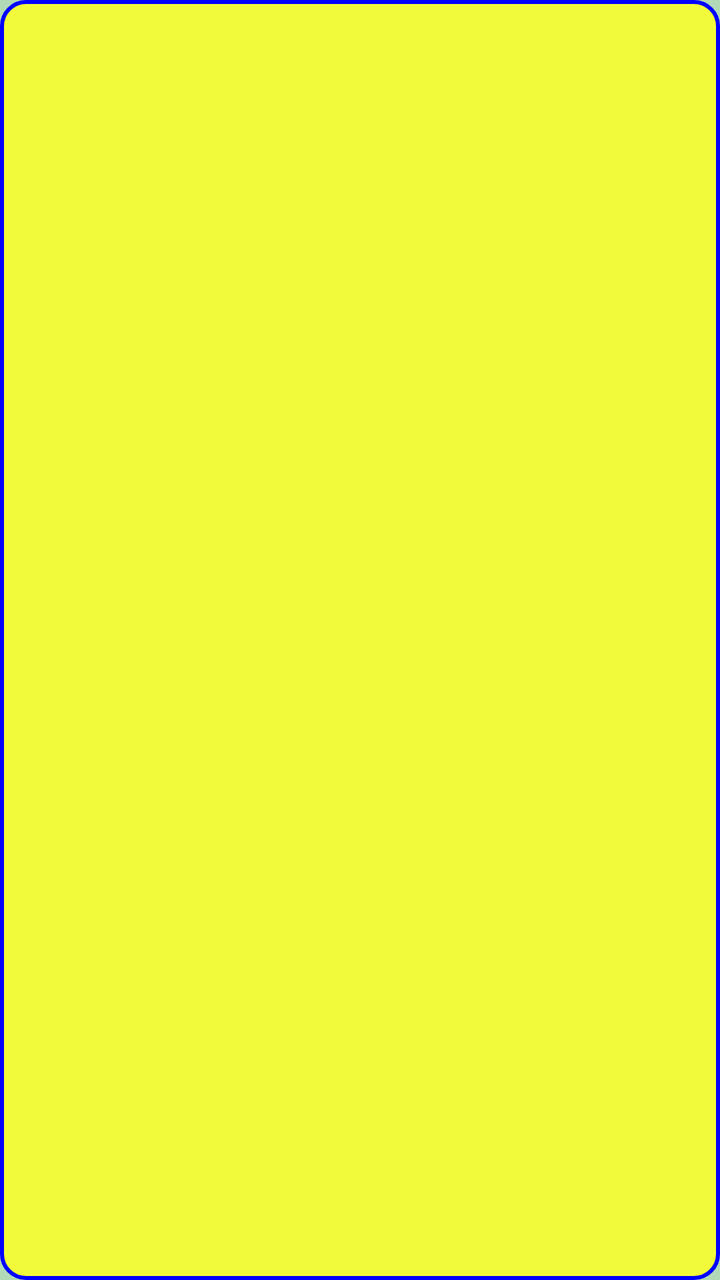
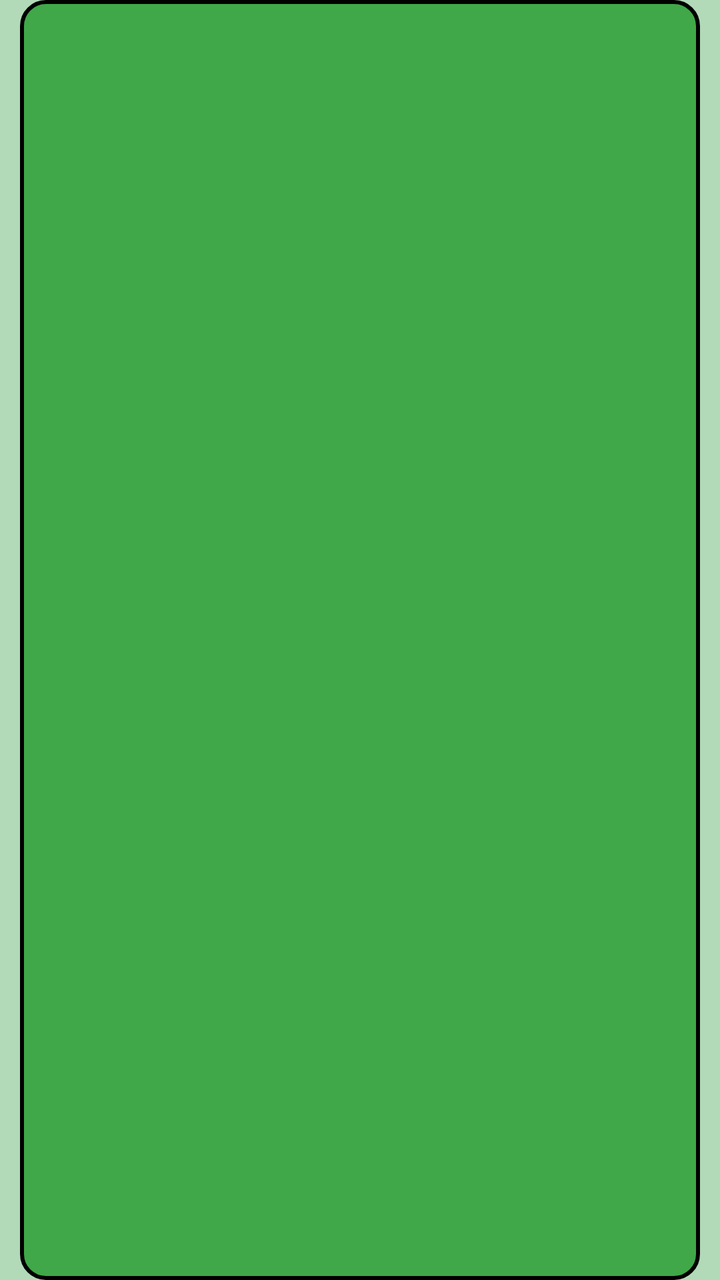

Screens rendered from an Android XML layout before and after an edit, with the pre-edit source and the edit as a unified diff.
<!-- AndroidManifest.xml: application theme Theme.LocationTracer -->
<!-- res/layout/list_item.xml -->
<?xml version="1.0" encoding="utf-8"?>
<LinearLayout xmlns:android="http://schemas.android.com/apk/res/android"
    android:layout_width="match_parent"
    android:layout_height="wrap_content"
    android:orientation="vertical">

    <LinearLayout
        android:layout_width="match_parent"
        android:layout_height="match_parent"
        android:background="@drawable/item_border"
        android:orientation="vertical">

        <LinearLayout
            android:layout_width="434dp"
            android:layout_height="wrap_content"
            android:orientation="horizontal">

            <TextView
                android:id="@+id/num"
                android:layout_width="222dp"
                android:layout_height="wrap_content"
                android:layout_weight="1" />

            <TextView
                android:id="@+id/textTime"
                android:layout_width="167dp"
                android:layout_height="wrap_content"
                android:layout_weight="1"
                android:textColor="#000000" />
        </LinearLayout>

        <TextView
            android:id="@+id/lonlat"
            android:layout_width="match_parent"
            android:layout_height="29dp"
            android:textColor="#0023F2"
            android:textStyle="bold" />
    </LinearLayout>

    <LinearLayout
        android:layout_width="match_parent"
        android:layout_height="39dp"
        android:orientation="horizontal" />

</LinearLayout>
<!-- resources referenced by this layout -->
<resources>
  <!-- drawable item_border (drawable) -->
  <?xml version="1.0" encoding="utf-8"?>
  
  <shape xmlns:android="http://schemas.android.com/apk/res/android"
      android:shape="rectangle">
      <stroke android:color="#0000FF" android:width="2dp"/>
      <solid android:color="#F1FB3B"/>
      <corners android:radius="12dp" />
  </shape>
  <style name="Theme.LocationTracer" parent="Base.Theme.LocationTracer" />
  <style name="Base.Theme.LocationTracer" parent="Theme.Material3.DayNight.NoActionBar">
          <item name="android:windowBackground">@color/background</item>
      </style>
  <color name="background">#B2D9B8</color>
</resources>

<!-- the commit's change to res/layout/list_item.xml (unified diff, before → after) -->
@@ -2,7 +2,9 @@
 <LinearLayout xmlns:android="http://schemas.android.com/apk/res/android"
     android:layout_width="match_parent"
     android:layout_height="wrap_content"
-    android:orientation="vertical">
+    android:orientation="vertical"
+    android:paddingStart="10dp"
+    android:paddingEnd="10dp">
 
     <LinearLayout
         android:layout_width="match_parent"
@@ -12,14 +14,17 @@
 
         <LinearLayout
             android:layout_width="434dp"
-            android:layout_height="wrap_content"
+            android:layout_height="24dp"
+            android:layout_marginTop="4dp"
             android:orientation="horizontal">
 
             <TextView
                 android:id="@+id/num"
                 android:layout_width="222dp"
                 android:layout_height="wrap_content"
-                android:layout_weight="1" />
+                android:layout_marginStart="8dp"
+                android:layout_weight="1"
+                android:textColor="@color/black" />
 
             <TextView
                 android:id="@+id/textTime"
@@ -33,13 +38,14 @@
             android:id="@+id/lonlat"
             android:layout_width="match_parent"
             android:layout_height="29dp"
-            android:textColor="#0023F2"
+            android:layout_marginStart="8dp"
+            android:textColor="#213BA6"
             android:textStyle="bold" />
     </LinearLayout>
 
     <LinearLayout
         android:layout_width="match_parent"
-        android:layout_height="39dp"
+        android:layout_height="15dp"
         android:orientation="horizontal" />
 
 </LinearLayout>
<!-- resource entries referenced after the edit -->
@@ -1,12 +1,13 @@
 <!-- resources referenced by this layout -->
 <resources>
+  <color name="black">#FF000000</color>
   <!-- drawable item_border (drawable) -->
   <?xml version="1.0" encoding="utf-8"?>
   
   <shape xmlns:android="http://schemas.android.com/apk/res/android"
       android:shape="rectangle">
-      <stroke android:color="#0000FF" android:width="2dp"/>
-      <solid android:color="#F1FB3B"/>
+      <stroke android:color="#000000" android:width="2dp"/>
+      <solid android:color="#40A848"/>
       <corners android:radius="12dp" />
   </shape>
   <style name="Theme.LocationTracer" parent="Base.Theme.LocationTracer" />
